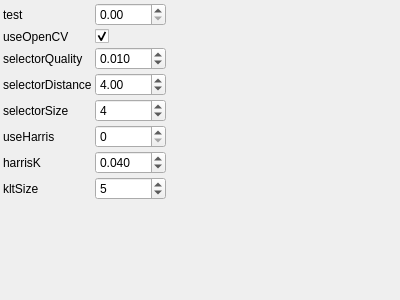
Above: applications/egomotion/generated/ui/egomotionParametersControlWidget.ui from PimenovAlexander/corecvs before the change. Below: the same form after it.
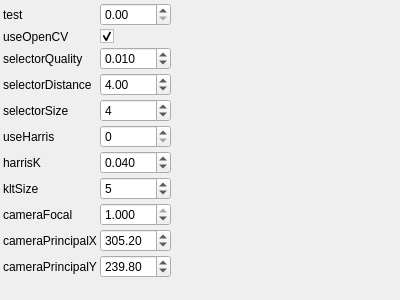
That is the form after the change.

Patch:
```diff
--- a/applications/egomotion/generated/ui/egomotionParametersControlWidget.ui
+++ b/applications/egomotion/generated/ui/egomotionParametersControlWidget.ui
@@ -213,7 +213,88 @@
        </property>
      </widget>
     </item>
-   <item row="8" column="0">
+    <item row="8" column="0">
+     <widget class="QLabel" name="label_8">
+       <property name="text">
+         <string>cameraFocal</string>
+       </property>
+     </widget>
+    </item>
+    <item row="8" column="1">
+     <widget class="QDoubleSpinBox" name="cameraFocalSpinBox">
+       <property name="toolTip">
+         <string>cameraFocal</string>
+       </property>
+       <property name="minimum">
+        <double>0</double>
+       </property>
+       <property name="maximum">
+        <double>1</double>
+       </property>
+       <property name="singleStep">
+        <double>1</double>
+       </property>
+       <property name="value">
+        <double>820.428</double>
+       </property>
+       <property name="decimals">
+        <number>3</number>
+       </property>
+     </widget>
+    </item>
+    <item row="9" column="0">
+     <widget class="QLabel" name="label_9">
+       <property name="text">
+         <string>cameraPrincipalX</string>
+       </property>
+     </widget>
+    </item>
+    <item row="9" column="1">
+     <widget class="QDoubleSpinBox" name="cameraPrincipalXSpinBox">
+       <property name="toolTip">
+         <string>cameraPrincipalX</string>
+       </property>
+       <property name="minimum">
+        <double>0</double>
+       </property>
+       <property name="maximum">
+        <double>9999</double>
+       </property>
+       <property name="singleStep">
+        <double>1</double>
+       </property>
+       <property name="value">
+        <double>305.2</double>
+       </property>
+     </widget>
+    </item>
+    <item row="10" column="0">
+     <widget class="QLabel" name="label_10">
+       <property name="text">
+         <string>cameraPrincipalY</string>
+       </property>
+     </widget>
+    </item>
+    <item row="10" column="1">
+     <widget class="QDoubleSpinBox" name="cameraPrincipalYSpinBox">
+       <property name="toolTip">
+         <string>cameraPrincipalY</string>
+       </property>
+       <property name="minimum">
+        <double>0</double>
+       </property>
+       <property name="maximum">
+        <double>9999</double>
+       </property>
+       <property name="singleStep">
+        <double>1</double>
+       </property>
+       <property name="value">
+        <double>239.8</double>
+       </property>
+     </widget>
+    </item>
+   <item row="11" column="0">
     <spacer name="verticalSpacer">
      <property name="orientation">
       <enum>Qt::Vertical</enum>
@@ -226,7 +307,7 @@
      </property>
     </spacer>
    </item>
-   <item row="8" column="2">
+   <item row="11" column="2">
     <spacer name="horizontalSpacer">
      <property name="orientation">
       <enum>Qt::Horizontal</enum>
```
Left out of the diff: 18 changed lines with no effect on the pictures.
